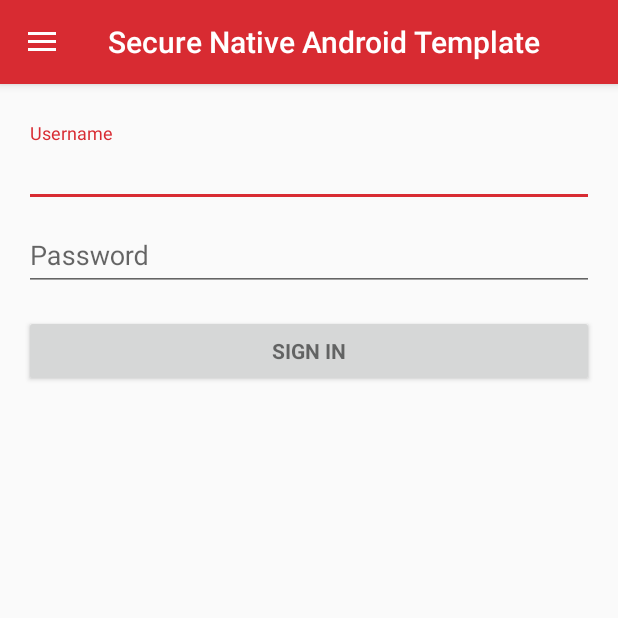
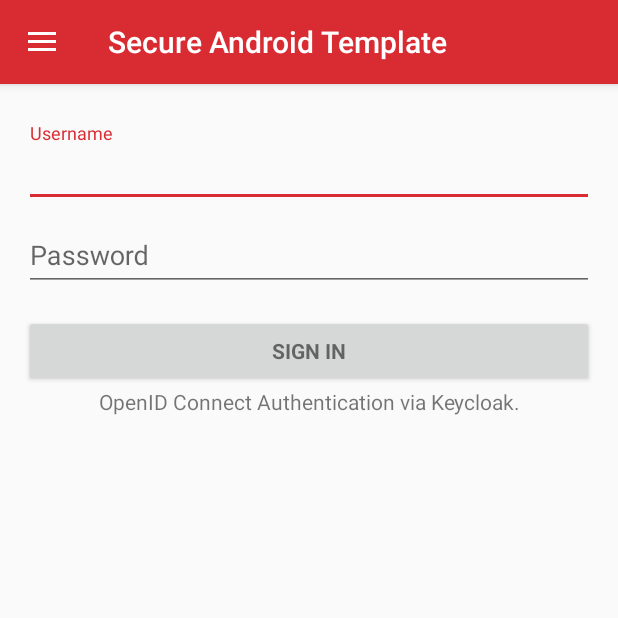
Before and after one commit to feedhenry/mobile-security, an Android app: the screen it shows after launch (MainActivity), after a tap on "Authentication", on a phone screen of 412 x 824 dp, the top half of it. Run offline under Robolectric (Android 15) with nearby library versions, the phone set to English and light mode, and no system bars; 1 other tap on this screen came first.

Commit message:
add sample auth details fragment

```diff
--- a/projects/SecureNativeAndroidTemplate/app/build.gradle
+++ b/projects/SecureNativeAndroidTemplate/app/build.gradle
@@ -29,4 +29,5 @@ dependencies {
     compile 'com.android.support.constraint:constraint-layout:1.0.2'
     compile 'com.android.support:support-v4:25.3.1'
     testCompile 'junit:junit:4.12'
+    compile 'com.android.support:cardview-v7:25.3.1'
 }
--- a/projects/SecureNativeAndroidTemplate/app/src/main/java/com/feedhenry/securenativeandroidtemplate/AuthenticationFragment.java
+++ b/projects/SecureNativeAndroidTemplate/app/src/main/java/com/feedhenry/securenativeandroidtemplate/AuthenticationFragment.java
@@ -170,7 +170,7 @@ public class AuthenticationFragment extends Fragment {
 
             if (success) {
                 // Load Auth Details View
-                ((MainActivity)getActivity()).loadFragment(new HomeFragment());
+                ((MainActivity)getActivity()).loadFragment(new AuthenticationDetailsFragment());
             } else {
                 mPasswordView.setError(getString(R.string.error_incorrect_credentials));
                 mPasswordView.requestFocus();
--- a/projects/SecureNativeAndroidTemplate/app/src/main/res/layout/fragment_authentication.xml
+++ b/projects/SecureNativeAndroidTemplate/app/src/main/res/layout/fragment_authentication.xml
@@ -1,4 +1,5 @@
 <FrameLayout xmlns:android="http://schemas.android.com/apk/res/android"
+    xmlns:app="http://schemas.android.com/apk/res-auto"
     xmlns:tools="http://schemas.android.com/tools"
     android:layout_width="match_parent"
     android:layout_height="match_parent"
@@ -9,9 +10,10 @@
     tools:context="com.feedhenry.securenativeandroidtemplate.AuthenticationFragment">
 
     <!-- Login Spinner -->
+
     <ProgressBar
         android:id="@+id/login_progress"
-        style="@style/Widget.AppCompat.ProgressBar"
+        style="@android:style/Widget.Material.ProgressBar"
         android:layout_width="wrap_content"
         android:layout_height="wrap_content"
         android:layout_marginBottom="8dp"
@@ -21,7 +23,7 @@
     <ScrollView
         android:id="@+id/login_form"
         android:layout_width="match_parent"
-        android:layout_height="match_parent">
+        android:layout_height="437dp">
 
         <LinearLayout
             android:id="@+id/username_login_form"
@@ -65,6 +67,7 @@
             </android.support.design.widget.TextInputLayout>
 
             <!-- Login Button -->
+
             <Button
                 android:id="@+id/sign_in_button"
                 style="?android:textAppearanceSmall"
@@ -74,6 +77,13 @@
                 android:text="@string/action_sign_in"
                 android:textStyle="bold" />
 
+            <TextView
+                android:id="@+id/keycloak"
+                android:layout_width="match_parent"
+                android:layout_height="wrap_content"
+                android:text="@string/auth_description"
+                android:textAlignment="center" />
+
         </LinearLayout>
     </ScrollView>
 
--- a/projects/SecureNativeAndroidTemplate/app/src/main/res/values/strings.xml
+++ b/projects/SecureNativeAndroidTemplate/app/src/main/res/values/strings.xml
@@ -1,5 +1,5 @@
 <resources>
-    <string name="app_name">Secure Native Android Template</string>
+    <string name="app_name">Secure Android Template</string>
 
     <!-- Strings related to Navigation -->
     <string name="navigation_drawer_open">Open navigation drawer</string>
@@ -14,9 +14,10 @@
     <string name="action_sign_in_short">Sign in</string>
     <string name="error_incorrect_credentials">Incorrect Credentials</string>
     <string name="error_field_required">This field is required</string>
-    <string name="app_description">A Native Android Application that demonstates Secure Mobile Development Practises.</string>
+    <string name="app_description">A Native Android Application that demonstrates Secure Mobile Development Practises.</string>
 
     <!-- TODO: Remove or change this placeholder text -->
     <string name="hello_blank_fragment">Hello blank fragment</string>
+    <string name="auth_description">OpenID Connect Authentication via Keycloak.</string>
 
 </resources>
```
Also changed, not shown: projects/SecureNativeAndroidTemplate/app/src/main/java/com/feedhenry/securenativeandroidtemplate/AuthenticationDetailsFragment.java (+5 -2 lines), projects/SecureNativeAndroidTemplate/app/src/main/res/layout/fragment_authentication_details.xml (+5 -4 lines).
